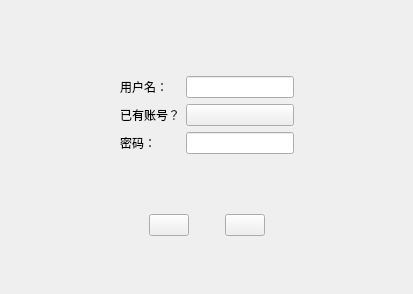
Old version of the form planner_teamwork/signup.ui in the repository xifeng0126/Planner_teamwork.
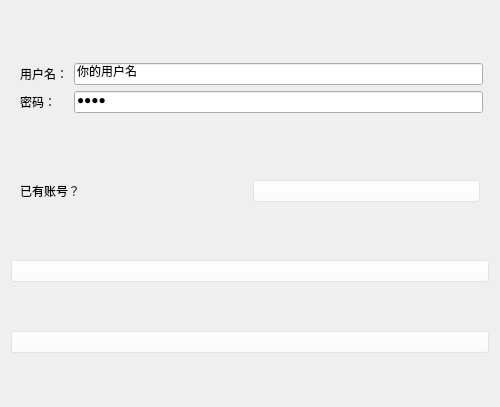
New version of the form. Icons and pictures are not drawn.

The edit to the form file:
```diff
--- a/planner_teamwork/signup.ui
+++ b/planner_teamwork/signup.ui
@@ -6,15 +6,22 @@
    <rect>
     <x>0</x>
     <y>0</y>
-    <width>413</width>
-    <height>294</height>
+    <width>500</width>
+    <height>407</height>
    </rect>
   </property>
   <property name="windowTitle">
    <string>注册</string>
   </property>
+  <property name="windowIcon">
+   <iconset>
+    <normaloff>../resources/apple.PNG</normaloff>../resources/apple.PNG</iconset>
+  </property>
+  <property name="styleSheet">
+   <string notr="true"/>
+  </property>
   <layout class="QGridLayout" name="gridLayout_2">
-   <item row="2" column="0">
+   <item row="4" column="0">
     <widget class="QWidget" name="widget_4" native="true">
      <property name="sizePolicy">
       <sizepolicy hsizetype="Preferred" vsizetype="Fixed">
@@ -24,20 +31,17 @@
      </property>
      <layout class="QHBoxLayout" name="horizontalLayout_5">
       <item>
-       <spacer name="horizontalSpacer">
-        <property name="orientation">
-         <enum>Qt::Horizontal</enum>
+       <widget class="QLabel" name="label_3">
+        <property name="text">
+         <string>已有账号？</string>
         </property>
-        <property name="sizeHint" stdset="0">
-         <size>
-          <width>40</width>
-          <height>20</height>
-         </size>
-        </property>
-       </spacer>
+       </widget>
       </item>
       <item>
-       <widget class="QPushButton" name="signIn">
+       <widget class="QPushButton" name="openLogIn">
+        <property name="styleSheet">
+         <string notr="true">background-color: rgba(255,255,255,70);</string>
+        </property>
         <property name="text">
          <string/>
         </property>
@@ -52,32 +56,16 @@
           <height>16</height>
          </size>
         </property>
-        <property name="checkable">
-         <bool>true</bool>
-        </property>
-        <property name="autoRepeatInterval">
-         <number>96</number>
-        </property>
        </widget>
       </item>
-      <item>
-       <spacer name="horizontalSpacer_3">
-        <property name="orientation">
-         <enum>Qt::Horizontal</enum>
-        </property>
-        <property name="sizeType">
-         <enum>QSizePolicy::Fixed</enum>
-        </property>
-        <property name="sizeHint" stdset="0">
-         <size>
-          <width>30</width>
-          <height>20</height>
-         </size>
-        </property>
-       </spacer>
-      </item>
-      <item>
+     </layout>
+    </widget>
+   </item>
+   <item row="20" column="0">
        <widget class="QPushButton" name="exitOut">
+     <property name="styleSheet">
+      <string notr="true">background-color: rgba(255,255,255,70);</string>
+     </property>
         <property name="text">
          <string/>
         </property>
@@ -94,24 +82,11 @@
         </property>
        </widget>
       </item>
-      <item>
-       <spacer name="horizontalSpacer_2">
-        <property name="orientation">
-         <enum>Qt::Horizontal</enum>
-        </property>
-        <property name="sizeHint" stdset="0">
-         <size>
-          <width>40</width>
-          <height>20</height>
-         </size>
-        </property>
-       </spacer>
-      </item>
-     </layout>
-    </widget>
-   </item>
    <item row="0" column="0">
     <widget class="QWidget" name="widget" native="true">
+     <property name="enabled">
+      <bool>true</bool>
+     </property>
      <property name="sizePolicy">
       <sizepolicy hsizetype="Preferred" vsizetype="Fixed">
        <horstretch>0</horstretch>
@@ -119,34 +94,23 @@
       </sizepolicy>
      </property>
      <layout class="QGridLayout" name="gridLayout">
-      <item row="1" column="1">
-       <widget class="QLabel" name="label">
-        <property name="text">
-         <string>用户名：</string>
-        </property>
-       </widget>
-      </item>
-      <item row="5" column="1">
+      <property name="rightMargin">
+       <number>6</number>
+      </property>
+      <item row="5" column="0">
        <widget class="QLabel" name="label_2">
         <property name="text">
          <string>密码：</string>
         </property>
        </widget>
       </item>
-      <item row="3" column="1">
-       <widget class="QLabel" name="label_3">
-        <property name="text">
-         <string>已有账号？</string>
-        </property>
-       </widget>
-      </item>
-      <item row="5" column="2">
+      <item row="5" column="1">
        <widget class="QLineEdit" name="passWord">
         <property name="inputMethodHints">
          <set>Qt::ImhHiddenText|Qt::ImhNoAutoUppercase|Qt::ImhNoPredictiveText|Qt::ImhSensitiveData</set>
         </property>
         <property name="text">
-         <string/>
+         <string>你的密码</string>
         </property>
         <property name="echoMode">
          <enum>QLineEdit::Password</enum>
@@ -154,36 +118,30 @@
        </widget>
       </item>
       <item row="0" column="0">
-       <spacer name="horizontalSpacer_4">
-        <property name="orientation">
-         <enum>Qt::Horizontal</enum>
+       <widget class="QLabel" name="label">
+        <property name="text">
+         <string>用户名：</string>
         </property>
-        <property name="sizeHint" stdset="0">
-         <size>
-          <width>40</width>
-          <height>20</height>
-         </size>
+       </widget>
+      </item>
+      <item row="0" column="1">
+       <widget class="QLineEdit" name="userName">
+        <property name="text">
+         <string>你的用户名</string>
         </property>
-       </spacer>
+       </widget>
       </item>
-      <item row="1" column="2">
-       <widget class="QLineEdit" name="userName"/>
-      </item>
-      <item row="0" column="3">
-       <spacer name="horizontalSpacer_5">
-        <property name="orientation">
-         <enum>Qt::Horizontal</enum>
-        </property>
-        <property name="sizeHint" stdset="0">
-         <size>
-          <width>40</width>
-          <height>20</height>
-         </size>
-        </property>
-       </spacer>
-      </item>
-      <item row="3" column="2">
-       <widget class="QPushButton" name="openLogIn">
+     </layout>
+    </widget>
+   </item>
+   <item row="19" column="0">
+    <widget class="QPushButton" name="signIn">
+     <property name="enabled">
+      <bool>true</bool>
+     </property>
+     <property name="styleSheet">
+      <string notr="true">background-color: rgba(255,255,255,70);</string>
+     </property>
         <property name="text">
          <string/>
         </property>
@@ -197,9 +155,12 @@
           <height>16</height>
          </size>
         </property>
-       </widget>
-      </item>
-     </layout>
+     <property name="checkable">
+      <bool>true</bool>
+     </property>
+     <property name="autoRepeatInterval">
+      <number>96</number>
+     </property>
     </widget>
    </item>
   </layout>
```
Left out of the diff: 9 changed lines with no effect on the pictures. Lines whose indentation alone changed are shown as unchanged.
